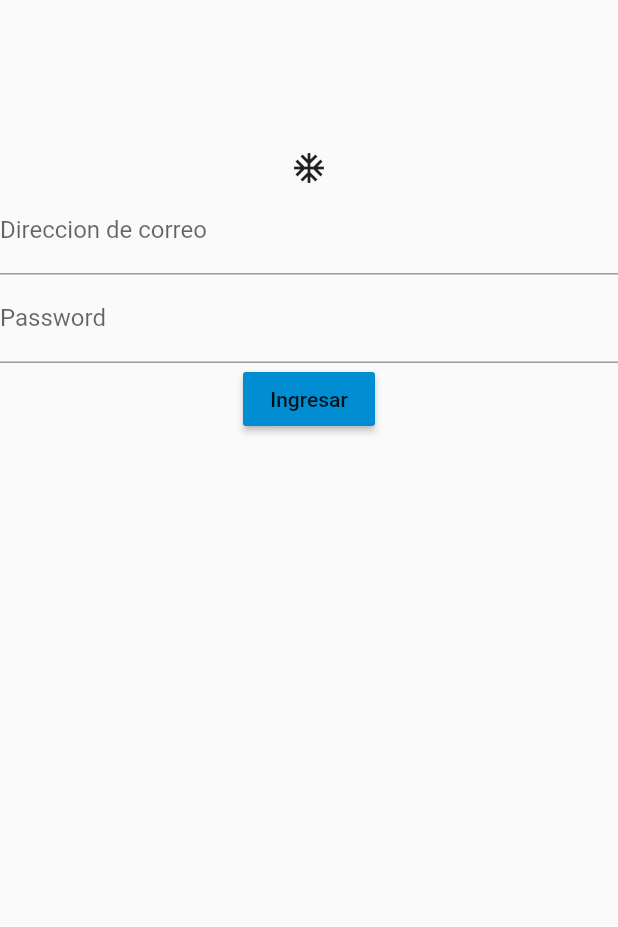
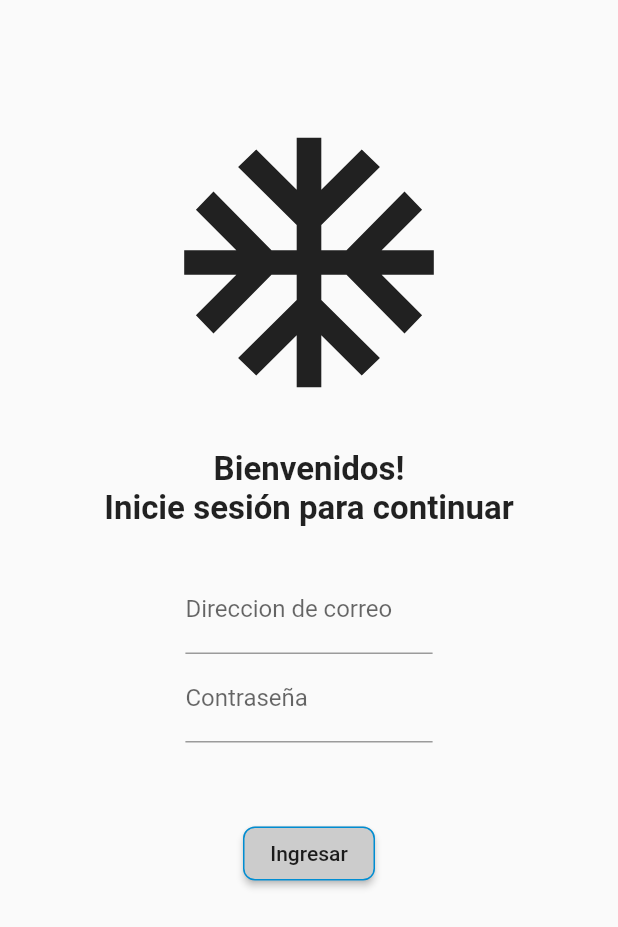
Before and after one commit to spaisariel/proyectos_flutter, a Flutter app: the screen it shows after launch, on a phone screen of 412 x 824 dp. Shown: the top 927 px of the screen. Run offline on Flutter 3.47's test engine with Material 2 defaults, Android fonts, the light colour scheme and no system bars; our stand-ins replace dio, eva_icons_flutter, rxdart.

Commit message:
21/10/20 diseño pantallas slogin, barra navegacion

```diff
--- a/lib/screens/login_screen.dart
+++ b/lib/screens/login_screen.dart
@@ -5,16 +5,38 @@ import 'package:prueba3_git/style/theme.dart' as Style;
 class LoginScreen extends StatelessWidget {
   Widget build(BuildContext context) {
     return Scaffold(
-      body: Center(
+      body: SingleChildScrollView(
+        child: Center(
             child: Column(
           children: [
-          SizedBox(height: 100),
-          Icon(Icons.ac_unit),
+            SizedBox(height: 75),
+            Icon(
+              Icons.ac_unit,
+              size: 200,
+            ),
+            SizedBox(
+              height: 25,
+            ),
+            Text(
+              'Bienvenidos!',
+              style: TextStyle(fontWeight: FontWeight.bold, fontSize: 22),
+            ),
+            Text(
+              'Inicie sesión para continuar',
+              style: TextStyle(fontWeight: FontWeight.bold, fontSize: 22),
+            ),
+            SizedBox(
+              height: 25,
+            ),
             emailField(),
             passwordField(),
+            SizedBox(
+              height: 50,
+            ),
             botonLogin(),
           ],
         )),
+      ),
     );
   }
 }
@@ -22,11 +44,14 @@ class LoginScreen extends StatelessWidget {
 Widget emailField() {
   return StreamBuilder(
     builder: (context, snapshot) {
-      return TextField(
+      return FractionallySizedBox(
+        widthFactor: 0.4,
+        child: TextField(
           keyboardType: TextInputType.emailAddress,
           decoration: InputDecoration(
             hintText: 'ejemplo@ejemplo.com',
             labelText: 'Direccion de correo',
+          ),
         ),
       );
     },
@@ -36,11 +61,14 @@ Widget emailField() {
 Widget passwordField() {
   return StreamBuilder(
     builder: (context, snapshot) {
-      return TextField(
+      return FractionallySizedBox(
+        widthFactor: 0.4,
+        child: TextField(
           obscureText: true,
           decoration: InputDecoration(
-          hintText: 'Password',
-          labelText: 'Password',
+            hintText: 'Contraseña',
+            labelText: 'Contraseña',
+          ),
         ),
       );
     },
@@ -52,7 +80,11 @@ Widget botonLogin() {
     builder: (context, snapshot) {
       return RaisedButton(
           child: Text('Ingresar'),
-          color: Style.Colors.mainColor,
+          color: Style.Colors.secondColor,
+          shape: RoundedRectangleBorder(
+            borderRadius: new BorderRadius.circular(8.0),
+            side: BorderSide(color: Style.Colors.mainColor),
+          ),
           onPressed: () {
             Navigator.push(
               context,
--- a/lib/screens/stock_screen.dart
+++ b/lib/screens/stock_screen.dart
@@ -1,5 +1,4 @@
 import 'package:flutter/material.dart';
-import 'package:prueba3_git/widgets/appbar_widget.dart';
 import 'package:prueba3_git/widgets/botones_busqueda_widget.dart';
 import 'package:prueba3_git/widgets/botones_principal_widget.dart';
 import 'package:prueba3_git/style/theme.dart' as Style;
--- a/lib/widgets/auditoria_datatable_widget.dart
+++ b/lib/widgets/auditoria_datatable_widget.dart
@@ -2,8 +2,6 @@ import 'package:flutter/material.dart';
 import 'package:prueba3_git/blocs/get_commentlist_bloc.dart';
 import 'package:prueba3_git/models/comment.dart';
 import 'package:prueba3_git/models/comment_response.dart';
-import 'package:lazy_data_table/lazy_data_table.dart';
-import 'package:lazy_load_scrollview/lazy_load_scrollview.dart';
 
 class AuditoriaTablaWidget extends StatefulWidget {
   @override
```
Also changed, not shown: lib/screens/login2_screen.dart (+42 -38 lines), lib/screens/menu_screen.dart (+7 -10 lines). Lines whose indentation alone changed are shown as unchanged.
